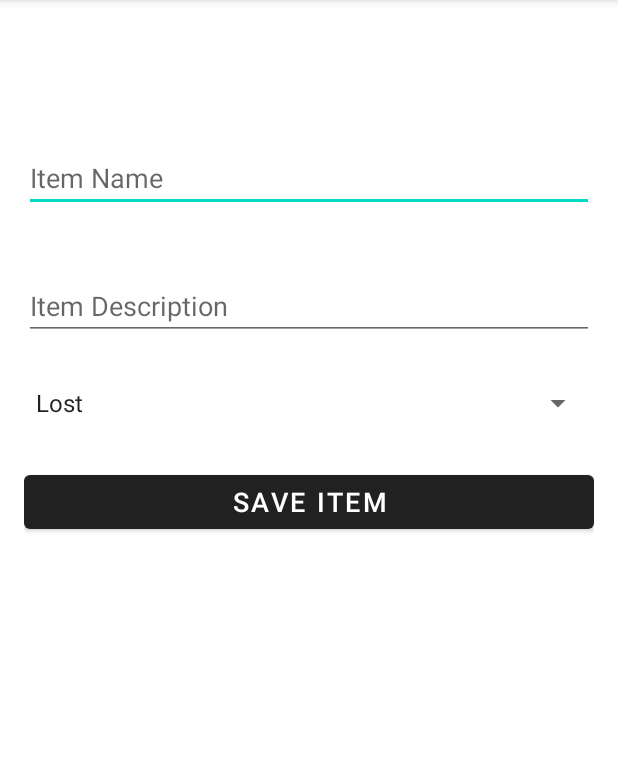
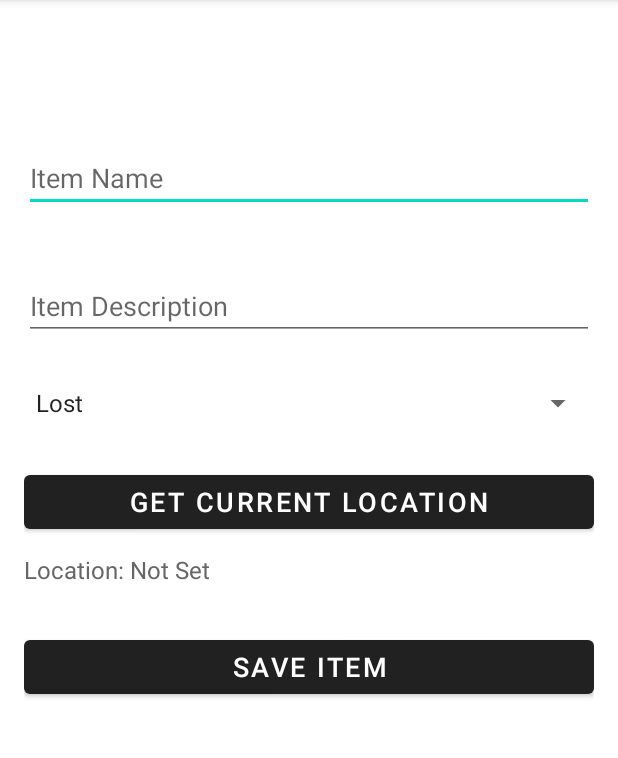
Before and after one commit to sitamgautam/lostandfoundapp, an Android app: the screen it shows after launch (AddItemActivity), after a tap on "ADD ITEM", on a phone screen of 412 x 824 dp, the part 84-842 px from its top. Run offline under Robolectric (Android 15) with nearby library versions, the phone set to English and light mode, and no system bars.

Commit message:
This is changes for Google Map

```diff
--- a/app/build.gradle.kts
+++ b/app/build.gradle.kts
@@ -32,7 +32,9 @@ android {
 }
 
 dependencies {
-
+    implementation ("com.google.android.gms:play-services-maps:18.2.0")
+    implementation ("com.google.android.libraries.places:places:3.3.0")
+    implementation ("com.google.android.gms:play-services-location:21.0.1")
     implementation ("androidx.appcompat:appcompat:1.6.1")
     implementation ("com.google.android.material:material:1.11.0")
     implementation ("androidx.constraintlayout:constraintlayout:2.1.4")
--- a/app/src/main/java/com/example/lostandfoundapp/DatabaseHelper.java
+++ b/app/src/main/java/com/example/lostandfoundapp/DatabaseHelper.java
@@ -9,7 +9,7 @@ import android.database.sqlite.SQLiteOpenHelper;
 public class DatabaseHelper extends SQLiteOpenHelper {
 
     private static final String DATABASE_NAME = "LostAndFound.db";
-    private static final int DATABASE_VERSION = 1;
+    private static final int DATABASE_VERSION = 2;
     private static final String TABLE_NAME = "items";
 
     public DatabaseHelper(Context context) {
@@ -23,35 +23,40 @@ public class DatabaseHelper extends SQLiteOpenHelper {
                         "id INTEGER PRIMARY KEY AUTOINCREMENT, " +
                         "name TEXT, " +
                         "description TEXT, " +
-                        "status TEXT)"
+                        "status TEXT, " +
+                        "latitude REAL, " +
+                        "longitude REAL)"
         );
     }
 
     @Override
     public void onUpgrade(SQLiteDatabase db, int oldVersion, int newVersion) {
+        // Drop and recreate table (in production you'd migrate data)
         db.execSQL("DROP TABLE IF EXISTS " + TABLE_NAME);
         onCreate(db);
     }
 
-    // Insert a new item
-    public boolean insertItem(String name, String description, String status) {
+    // ✅ Insert item with location
+    public boolean insertItem(String name, String description, String status, double latitude, double longitude) {
         SQLiteDatabase db = this.getWritableDatabase();
         ContentValues contentValues = new ContentValues();
         contentValues.put("name", name);
         contentValues.put("description", description);
         contentValues.put("status", status);
+        contentValues.put("latitude", latitude);
+        contentValues.put("longitude", longitude);
 
         long result = db.insert(TABLE_NAME, null, contentValues);
         return result != -1;
     }
 
-    // ➡️ Get all items (VERY IMPORTANT for your MainActivity)
+    // 🔍 Get all items
     public Cursor getAllItems() {
         SQLiteDatabase db = this.getReadableDatabase();
         return db.rawQuery("SELECT * FROM " + TABLE_NAME, null);
     }
 
-    // Delete item by id
+    // 🗑️ Delete item by ID
     public boolean deleteItem(int id) {
         SQLiteDatabase db = this.getWritableDatabase();
         int deletedRows = db.delete(TABLE_NAME, "id = ?", new String[]{String.valueOf(id)});
--- a/app/src/main/java/com/example/lostandfoundapp/MainActivity.java
+++ b/app/src/main/java/com/example/lostandfoundapp/MainActivity.java
@@ -18,7 +18,7 @@ public class MainActivity extends AppCompatActivity {
     private ItemAdapter itemAdapter;
     private ArrayList<Item> itemList;
     private DatabaseHelper databaseHelper;
-    private Button btnAddItem;
+    private Button btnAddItem, btnShowOnMap;
 
     @Override
     protected void onCreate(Bundle savedInstanceState) {
@@ -27,6 +27,7 @@ public class MainActivity extends AppCompatActivity {
 
         recyclerView = findViewById(R.id.recyclerView);
         btnAddItem = findViewById(R.id.btnAddItem);
+        btnShowOnMap = findViewById(R.id.btnShowOnMap);  // new button to open map
 
         databaseHelper = new DatabaseHelper(this);
         itemList = new ArrayList<>();
@@ -37,12 +38,15 @@ public class MainActivity extends AppCompatActivity {
 
         loadItemsFromDatabase();
 
-        btnAddItem.setOnClickListener(new View.OnClickListener() {
-            @Override
-            public void onClick(View view) {
-                Intent intent = new Intent(MainActivity.this, AddItemActivity.class);
-                startActivity(intent);
-            }
+        btnAddItem.setOnClickListener(view -> {
+            Intent intent = new Intent(MainActivity.this, AddItemActivity.class);
+            startActivity(intent);
+        });
+
+        btnShowOnMap.setOnClickListener(view -> {
+            Intent intent = new Intent(MainActivity.this, MapActivity.class);
+            intent.putParcelableArrayListExtra("itemList", itemList);
+            startActivity(intent);
         });
     }
 
@@ -55,8 +59,10 @@ public class MainActivity extends AppCompatActivity {
                 String name = cursor.getString(cursor.getColumnIndexOrThrow("name"));
                 String description = cursor.getString(cursor.getColumnIndexOrThrow("description"));
                 String status = cursor.getString(cursor.getColumnIndexOrThrow("status"));
+                double latitude = cursor.getDouble(cursor.getColumnIndexOrThrow("latitude"));
+                double longitude = cursor.getDouble(cursor.getColumnIndexOrThrow("longitude"));
 
-                Item item = new Item(id, name, description, status);
+                Item item = new Item(id, name, description, status, latitude, longitude);
                 itemList.add(item);
             } while (cursor.moveToNext());
             cursor.close();
--- a/app/src/main/res/layout/activity_add_item.xml
+++ b/app/src/main/res/layout/activity_add_item.xml
@@ -13,8 +13,6 @@
         android:layout_width="match_parent"
         android:layout_height="wrap_content"
         android:hint="Item Name" />
-
-
 
     <EditText
         android:id="@+id/editTextDescription"
@@ -32,6 +30,24 @@
         android:layout_height="wrap_content" />
 
     <Button
+        android:id="@+id/btnGetLocation"
+        android:layout_marginTop="30dp"
+        android:textSize="18sp"
+        android:layout_width="match_parent"
+        android:layout_height="wrap_content"
+        android:text="Get Current Location" />
+
+    <!-- ✅ TextView to display location -->
+    <TextView
+        android:id="@+id/textViewLocation"
+        android:layout_marginTop="10dp"
+        android:textSize="16sp"
+        android:layout_width="match_parent"
+        android:layout_height="wrap_content"
+        android:text="Location: Not Set"
+        android:textColor="#666" />
+
+    <Button
         android:id="@+id/btnSave"
         android:layout_marginTop="30dp"
         android:textSize="18sp"
```
Also changed, not shown: app/src/main/AndroidManifest.xml (+14 -1 lines), app/src/main/java/com/example/lostandfoundapp/AddItemActivity.java (+67 -14 lines), app/src/main/java/com/example/lostandfoundapp/Item.java (+57 -31 lines), app/src/main/res/layout/activity_main.xml (+11 -0 lines).
